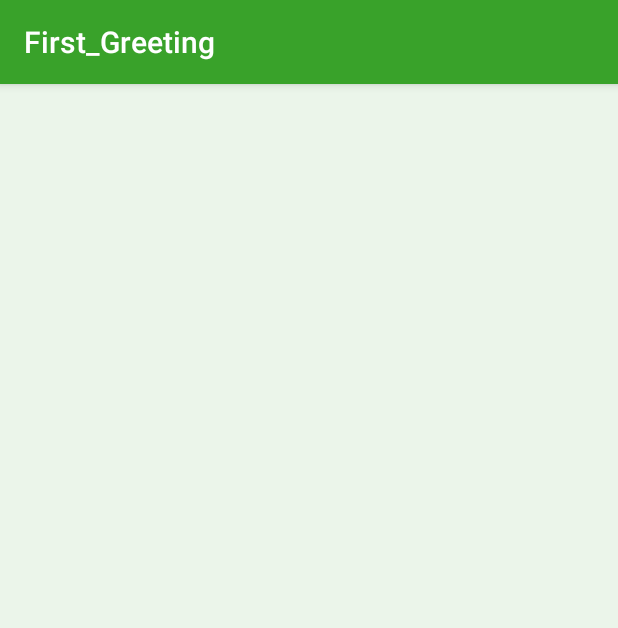
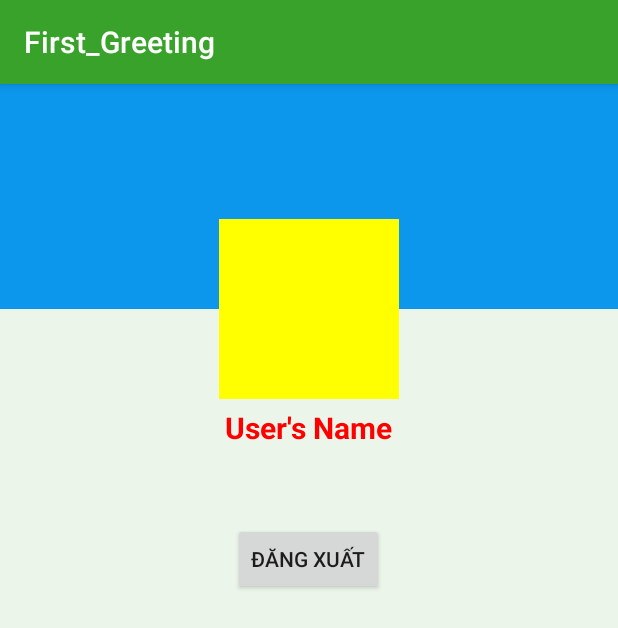
Before and after one commit to haihmse04631/First-Greeting-old, an Android app: the fragment Profile shown on its own in the app's theme, on a phone screen of 412 x 824 dp. Shown: the top 628 px of the screen. Run offline under Robolectric (Android 15) with nearby library versions, the phone set to English and light mode, and no system bars.

Commit message:
update display (Profile)

```diff
--- a/Sources/First_Greeting/app/src/main/java/com/example/haihm/first_greeting/Profile.java
+++ b/Sources/First_Greeting/app/src/main/java/com/example/haihm/first_greeting/Profile.java
@@ -1,20 +1,42 @@
 package com.example.haihm.first_greeting;
 
+import android.content.Intent;
 import android.os.Bundle;
 import android.support.v4.app.Fragment;
 import android.view.LayoutInflater;
 import android.view.View;
 import android.view.ViewGroup;
+import android.widget.Button;
+import android.widget.ImageView;
+import android.widget.TextView;
 
 /**
  * Created by haihm on 8/8/2017.
  */
 
 public class Profile extends Fragment {
+
+     Button btnLogOut;
+     TextView tvUserName;
+     ImageView imgCover, imgAvatar;
+
     @Override
     public View onCreateView(LayoutInflater inflater, ViewGroup container,
                              Bundle savedInstanceState) {
         View rootView = inflater.inflate(R.layout.profile_tab, container, false);
+
+        btnLogOut = (Button) rootView.findViewById(R.id.btnLogOut);
+        tvUserName = (TextView) rootView.findViewById(R.id.tvUserName);
+        imgAvatar = (ImageView) rootView.findViewById(R.id.imgAvatar);
+        imgCover = (ImageView) rootView.findViewById(R.id.imgCover);
+
+        btnLogOut.setOnClickListener(new View.OnClickListener() {
+            @Override
+            public void onClick(View v) {
+
+            }
+        });
+
         return rootView;
     }
 }
--- a/Sources/First_Greeting/app/src/main/res/layout/activity_list__message.xml
+++ b/Sources/First_Greeting/app/src/main/res/layout/activity_list__message.xml
@@ -39,6 +39,8 @@
         android:background="#EBF5EA"
         android:layout_weight="9"
         android:layout_width="match_parent"
-        android:layout_height="0dp"></LinearLayout>
+        android:layout_height="0dp">
+
+    </LinearLayout>
 
 </LinearLayout>
--- a/Sources/First_Greeting/app/src/main/res/layout/profile_tab.xml
+++ b/Sources/First_Greeting/app/src/main/res/layout/profile_tab.xml
@@ -1,9 +1,48 @@
 <?xml version="1.0" encoding="utf-8"?>
-<LinearLayout xmlns:android="http://schemas.android.com/apk/res/android"
-    android:orientation="vertical" android:layout_width="match_parent"
+<RelativeLayout
+    xmlns:android="http://schemas.android.com/apk/res/android"
+    android:layout_width="match_parent"
     android:layout_height="match_parent"
     android:background="#EBF5EA"
     >
 
+    <ImageView
+        android:scaleType="centerCrop"
+        android:background="#0c96ec"
+        android:id="@+id/imgCover"
+        android:layout_width="match_parent"
+        android:layout_height="150dp" />
 
-</LinearLayout>
+    <ImageView
+        android:id="@+id/imgAvatar"
+        android:background="#ff0"
+        android:layout_marginTop="90dp"
+        android:layout_centerHorizontal="true"
+        android:layout_width="120dp"
+        android:layout_height="120dp" />
+
+    <TextView
+        android:id="@+id/tvUserName"
+        android:layout_marginTop="5dp"
+        android:layout_below="@+id/imgAvatar"
+        android:layout_centerHorizontal="true"
+        android:textStyle="bold"
+        android:textSize="20sp"
+        android:textColor="#f00"
+        android:text="User's Name"
+        android:layout_width="wrap_content"
+        android:layout_height="wrap_content" />
+
+    <Button
+        android:id="@+id/btnLogOut"
+        android:layout_marginTop="50dp"
+        android:layout_below="@+id/tvUserName"
+        android:layout_centerHorizontal="true"
+        android:text="Đăng Xuất"
+        android:layout_width="wrap_content"
+        android:layout_height="wrap_content" />
+
+
+
+
+</RelativeLayout>
```
